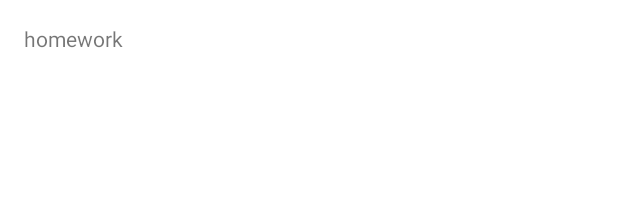
After one commit to borisovandru/Notes, an Android app: the layout item_notes.xml on its own in the app's theme, with its tools: preview values and no code run, on a phone screen of 412 x 824 dp. The commit adds this screen. Shown: the top 221 px of the screen. Run offline under Robolectric (Android 15) with nearby library versions, the light colour scheme and no system bars.

Commit message:
1. Создайте класс данных со структурой заметок: название заметки, описание заметки, дата создания и т. п. 2. Создайте фрагмент для вывода этих данных.

```diff
--- a/app/src/main/AndroidManifest.xml
+++ b/app/src/main/AndroidManifest.xml
@@ -9,7 +9,7 @@
         android:roundIcon="@mipmap/ic_launcher_round"
         android:supportsRtl="true"
         android:theme="@style/Theme.Notes">
-        <activity android:name=".MainActivity">
+        <activity android:name=".ui.MainActivity">
             <intent-filter>
                 <action android:name="android.intent.action.MAIN" />
 
--- a/app/src/main/java/com/android/notes/MainActivity.java
+++ b/app/src/main/java/com/android/notes/ui/MainActivity.java
@@ -1,8 +1,10 @@
-package com.android.notes;
+package com.android.notes.ui;
 
 import androidx.appcompat.app.AppCompatActivity;
 
 import android.os.Bundle;
+
+import com.android.notes.R;
 
 public class MainActivity extends AppCompatActivity {
 
--- /dev/null
+++ b/app/src/main/res/layout/item_notes.xml
@@ -0,0 +1,10 @@
+<?xml version="1.0" encoding="utf-8"?>
+<TextView xmlns:android="http://schemas.android.com/apk/res/android"
+    android:id="@+id/notes_name"
+    android:layout_width="match_parent"
+    android:layout_height="wrap_content"
+    android:padding="@dimen/default_padding"
+    android:name="@style/TextAppearance.MaterialComponents.Headline6"
+    android:text="@string/homework">
+
+</TextView>
--- /dev/null
+++ b/app/src/main/res/values/dimens.xml
@@ -0,0 +1,4 @@
+<?xml version="1.0" encoding="utf-8"?>
+<resources>
+    <dimen name="default_padding">16dp</dimen>
+</resources>
--- a/app/src/main/res/values/strings.xml
+++ b/app/src/main/res/values/strings.xml
@@ -1,3 +1,4 @@
 <resources>
     <string name="app_name">Notes</string>
+    <string name="homework">homework</string>
 </resources>
```
Also changed, not shown: app/src/main/java/com/android/notes/domain/Notes.java (added, +33 -0 lines), app/src/main/java/com/android/notes/domain/NotesRepository.java (added, +8 -0 lines), app/src/main/java/com/android/notes/domain/NotesRepositoryImpl.java (added, +18 -0 lines), app/src/main/java/com/android/notes/ui/NotesListFragment.java (added, +72 -0 lines), app/src/main/res/layout/activity_main.xml (+4 -13 lines), app/src/main/res/layout/fragment_notes_list.xml (added, +7 -0 lines).
